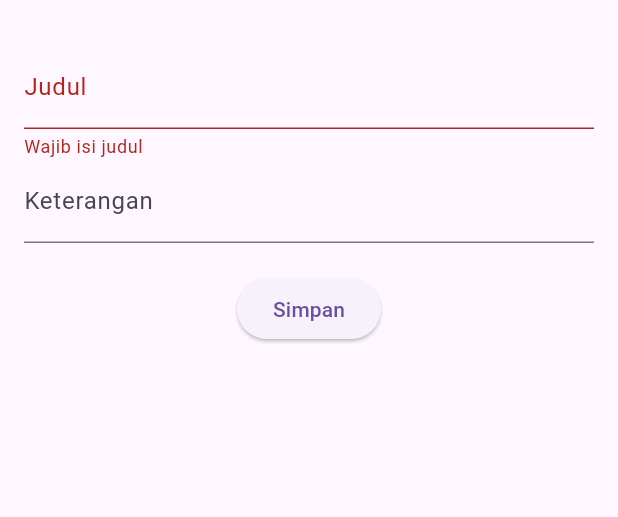
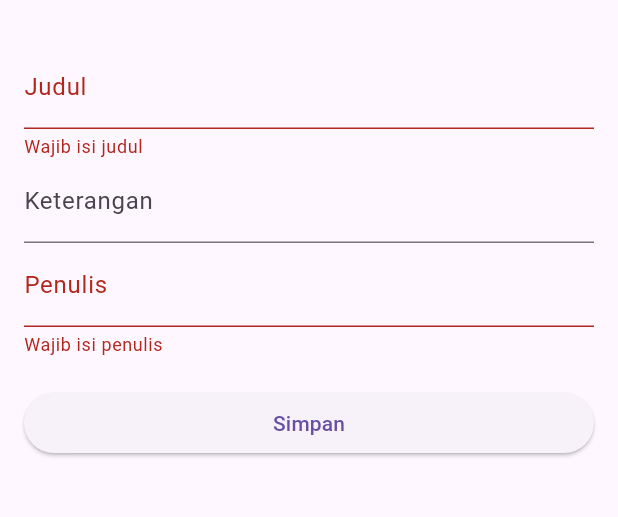
Before and after one commit to MFadhilHamidi/Praktikum_Android_6M, a Flutter app: the AgendaForm screen opened directly, after a tap on "Simpan", on a phone screen of 412 x 824 dp, the part 63-580 px from its top. Run offline on Flutter 3.47's test engine with Material 3 defaults, Android fonts, the phone set to English and light mode, and no system bars; our stand-ins replace dio; network calls fail.

Commit message:
Android_6M_Full

```diff
--- a/flutter_application_1/lib/agenda.dart
+++ b/flutter_application_1/lib/agenda.dart
@@ -2,18 +2,29 @@ class Agenda {
   final int? id;
   final String judul;
   final String keterangan;
+  final String penulis; // ✅ Tambahkan properti penulis
 
-  Agenda({this.id, required this.judul, required this.keterangan});
+  Agenda({
+    this.id,
+    required this.judul,
+    required this.keterangan,
+    required this.penulis, // ✅ Tambahkan ke konstruktor
+  });
 
   factory Agenda.fromJson(Map<String, dynamic> json) {
     return Agenda(
       id: json['id'],
       judul: json['judul'],
       keterangan: json['keterangan'],
+      penulis: json['penulis'] ?? '', // ✅ Ambil dari JSON
     );
   }
 
   Map<String, dynamic> toJson() {
-    return {'judul': judul, 'keterangan': keterangan};
+    return {
+      'judul': judul,
+      'keterangan': keterangan,
+      'penulis': penulis, // ✅ Tambahkan ke JSON
+    };
   }
 }
--- a/flutter_application_1/lib/agenda_form.dart
+++ b/flutter_application_1/lib/agenda_form.dart
@@ -14,6 +14,7 @@ class _AgendaFormState extends State<AgendaForm> {
   final _formKey = GlobalKey<FormState>();
   final _judul = TextEditingController();
   final _ket = TextEditingController();
+  final _penulis = TextEditingController(); // Controller penulis
   final _service = AgendaService();
 
   @override
@@ -22,7 +23,17 @@ class _AgendaFormState extends State<AgendaForm> {
     if (widget.agenda != null) {
       _judul.text = widget.agenda!.judul;
       _ket.text = widget.agenda!.keterangan;
+      _penulis.text =
+          widget.agenda!.penulis; // ✅ Tanpa ?? '' karena non-nullable
     }
+  }
+
+  @override
+  void dispose() {
+    _judul.dispose();
+    _ket.dispose();
+    _penulis.dispose();
+    super.dispose();
   }
 
   void _submit() async {
@@ -31,15 +42,20 @@ class _AgendaFormState extends State<AgendaForm> {
         id: widget.agenda?.id,
         judul: _judul.text,
         keterangan: _ket.text,
+        penulis: _penulis.text,
       );
+
       try {
         if (widget.agenda == null) {
           await _service.create(agenda);
         } else {
           await _service.update(agenda.id!, agenda);
         }
+
+        if (!mounted) return;
         Navigator.pop(context, true);
       } catch (e) {
+        if (!mounted) return;
         ScaffoldMessenger.of(
           context,
         ).showSnackBar(SnackBar(content: Text('Gagal simpan: $e')));
@@ -57,17 +73,23 @@ class _AgendaFormState extends State<AgendaForm> {
         padding: const EdgeInsets.all(16),
         child: Form(
           key: _formKey,
-          child: Column(
+          child: ListView(
             children: [
               TextFormField(
                 controller: _judul,
                 decoration: const InputDecoration(labelText: 'Judul'),
                 validator: (v) =>
-                    v == null || v.isEmpty ? 'Wajib isi judul' : null,
+                    v == null || v.trim().isEmpty ? 'Wajib isi judul' : null,
               ),
               TextFormField(
                 controller: _ket,
                 decoration: const InputDecoration(labelText: 'Keterangan'),
+              ),
+              TextFormField(
+                controller: _penulis,
+                decoration: const InputDecoration(labelText: 'Penulis'),
+                validator: (v) =>
+                    v == null || v.trim().isEmpty ? 'Wajib isi penulis' : null,
               ),
               const SizedBox(height: 20),
               ElevatedButton(onPressed: _submit, child: const Text('Simpan')),
```
Also changed, not shown: flutter_application_1/lib/agenda_list.dart (+10 -1 lines), 2 other files.
